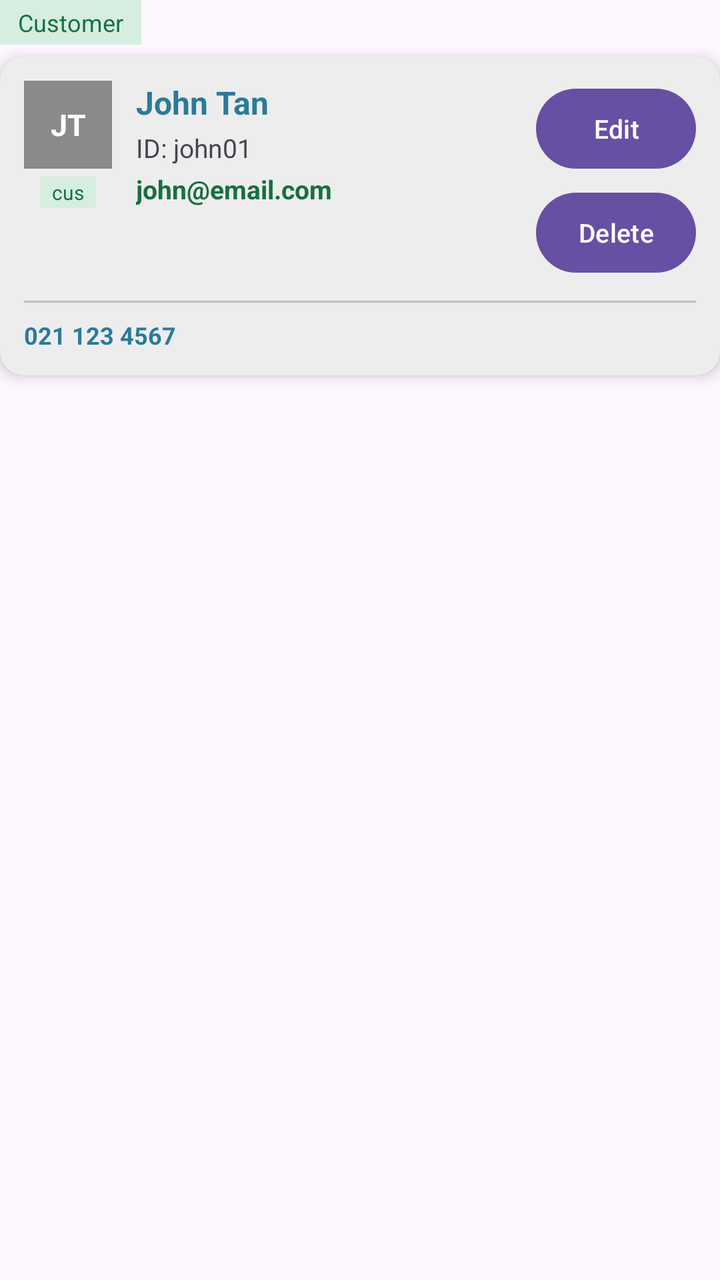
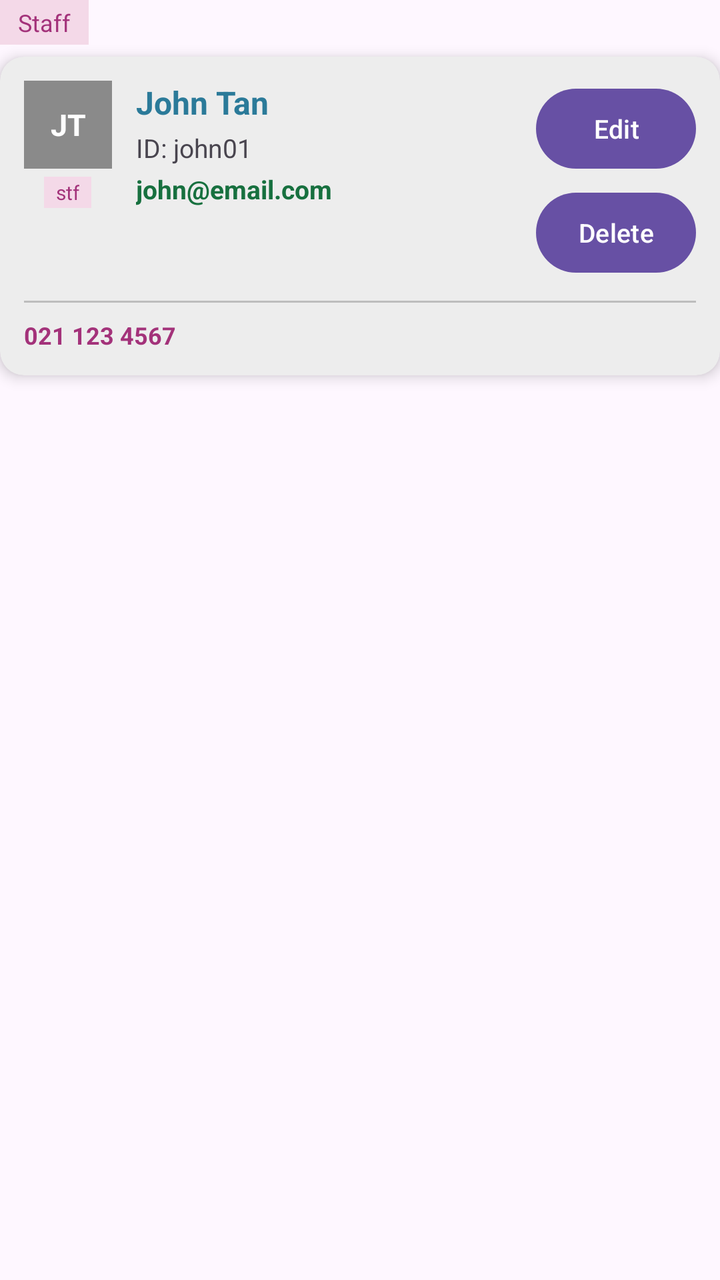

The first picture is an Android layout as it rendered before a commit; the second is the same layout after the commit. The layout source and the unified diff follow.
<!-- AndroidManifest.xml: application theme Theme.ISCG7424GroupAssessment -->
<!-- res/layout/user_item.xml -->
<?xml version="1.0" encoding="utf-8"?>
<LinearLayout xmlns:android="http://schemas.android.com/apk/res/android"
    android:layout_width="match_parent"
    android:layout_height="wrap_content"
    xmlns:app="http://schemas.android.com/apk/res-auto"
    android:layout_marginBottom="14dp"
    android:orientation="vertical">

    <TextView
        android:id="@+id/tv_userRole"
        android:layout_width="wrap_content"
        android:layout_height="wrap_content"
        android:background="#D5EEDF"
        android:paddingStart="9dp"
        android:paddingTop="3dp"
        android:paddingEnd="9dp"
        android:paddingBottom="3dp"
        android:text="Customer"
        android:textColor="#17703F"
        android:textSize="12sp"/>

    <androidx.cardview.widget.CardView
        android:layout_width="match_parent"
        android:layout_height="wrap_content"
        android:layout_marginTop="6dp"
        app:cardBackgroundColor="#EDEDED"
        app:cardCornerRadius="12dp"
        app:cardElevation="4dp">

        <LinearLayout
            android:layout_width="match_parent"
            android:layout_height="wrap_content"
            android:orientation="vertical"
            android:padding="12dp">

            <LinearLayout
                android:layout_width="match_parent"
                android:layout_height="wrap_content"
                android:orientation="horizontal">

                <LinearLayout
                    android:layout_width="44dp"
                    android:layout_height="wrap_content"
                    android:gravity="center_horizontal"
                    android:orientation="vertical">

                    <TextView
                        android:id="@+id/tv_userInitials"
                        android:layout_width="44dp"
                        android:layout_height="44dp"
                        android:background="#8A8A8A"
                        android:gravity="center"
                        android:text="JT"
                        android:textColor="#FFFFFF"
                        android:textSize="15sp"
                        android:textStyle="bold"/>

                    <TextView
                        android:id="@+id/tv_userBadge"
                        android:layout_width="wrap_content"
                        android:layout_height="wrap_content"
                        android:layout_marginTop="4dp"
                        android:background="#D5EEDF"
                        android:paddingStart="6dp"
                        android:paddingTop="1dp"
                        android:paddingEnd="6dp"
                        android:paddingBottom="1dp"
                        android:text="cus"
                        android:textColor="#17703F"
                        android:textSize="10sp"/>
                </LinearLayout>

                <LinearLayout
                    android:layout_width="150dp"
                    android:layout_height="wrap_content"
                    android:layout_marginStart="12dp"
                    android:orientation="vertical">

                    <TextView
                        android:id="@+id/tv_userName"
                        android:layout_width="wrap_content"
                        android:layout_height="wrap_content"
                        android:text="John Tan"
                        android:textColor="#2B7A99"
                        android:textSize="16sp"
                        android:textStyle="bold"/>

                    <TextView
                        android:id="@+id/tv_userLoginId"
                        android:layout_width="wrap_content"
                        android:layout_height="wrap_content"
                        android:layout_marginTop="3dp"
                        android:text="ID: john01"
                        android:textSize="13sp"/>

                    <TextView
                        android:id="@+id/tv_userEmail"
                        android:layout_width="wrap_content"
                        android:layout_height="wrap_content"
                        android:layout_marginTop="3dp"
                        android:text="john@email.com"
                        android:textColor="#17703F"
                        android:textSize="13sp"
                        android:textStyle="bold"/>
                </LinearLayout>

                
                <LinearLayout
                    android:layout_width="match_parent"
                    android:layout_height="wrap_content"
                    android:gravity="end|top"
                    android:orientation="horizontal">

                    <LinearLayout
                        android:layout_width="wrap_content"
                        android:layout_height="wrap_content"
                        android:orientation="vertical">

                        <Button
                            android:id="@+id/btn_editUser"
                            android:layout_width="80dp"
                            android:layout_height="wrap_content"
                            android:paddingStart="8dp"
                            android:paddingEnd="8dp"
                            android:text="Edit"
                            android:textSize="13sp"/>

                        <Button
                            android:id="@+id/btn_deleteUser"
                            android:layout_width="80dp"
                            android:layout_height="wrap_content"
                            android:layout_marginTop="4dp"
                            android:paddingStart="8dp"
                            android:paddingEnd="8dp"
                            android:text="Delete"
                            android:textSize="13sp"/>
                    </LinearLayout>
                </LinearLayout>
            </LinearLayout>

            <View
                android:layout_width="match_parent"
                android:layout_height="1dp"
                android:layout_marginTop="10dp"
                android:background="#BDBDBD"/>

            <TextView
                android:id="@+id/tv_userPhone"
                android:layout_width="wrap_content"
                android:layout_height="wrap_content"
                android:layout_marginTop="8dp"
                android:text="021 123 4567"
                android:textColor="#2B7A99"
                android:textSize="12sp"
                android:textStyle="bold"/>
        </LinearLayout>
    </androidx.cardview.widget.CardView>
</LinearLayout>
<!-- resources referenced by this layout -->
<resources>
  <style name="Theme.ISCG7424GroupAssessment" parent="Base.Theme.ISCG7424GroupAssessment" />
  <style name="Base.Theme.ISCG7424GroupAssessment" parent="Theme.Material3.DayNight.NoActionBar">
          
          
      </style>
</resources>

<!-- the commit's change to res/layout/user_item.xml (unified diff, before → after) -->
@@ -10,13 +10,13 @@
         android:id="@+id/tv_userRole"
         android:layout_width="wrap_content"
         android:layout_height="wrap_content"
-        android:background="#D5EEDF"
+        android:background="#F4D9E8"
         android:paddingStart="9dp"
         android:paddingTop="3dp"
         android:paddingEnd="9dp"
         android:paddingBottom="3dp"
-        android:text="Customer"
-        android:textColor="#17703F"
+        android:text="Staff"
+        android:textColor="#A3327A"
         android:textSize="12sp"/>
 
     <androidx.cardview.widget.CardView
@@ -60,13 +60,13 @@
                         android:layout_width="wrap_content"
                         android:layout_height="wrap_content"
                         android:layout_marginTop="4dp"
-                        android:background="#D5EEDF"
+                        android:background="#F4D9E8"
                         android:paddingStart="6dp"
                         android:paddingTop="1dp"
                         android:paddingEnd="6dp"
                         android:paddingBottom="1dp"
-                        android:text="cus"
-                        android:textColor="#17703F"
+                        android:text="stf"
+                        android:textColor="#A3327A"
                         android:textSize="10sp"/>
                 </LinearLayout>
 
@@ -104,7 +104,6 @@
                         android:textStyle="bold"/>
                 </LinearLayout>
 
-                
                 <LinearLayout
                     android:layout_width="match_parent"
                     android:layout_height="wrap_content"
@@ -150,7 +149,7 @@
                 android:layout_height="wrap_content"
                 android:layout_marginTop="8dp"
                 android:text="021 123 4567"
-                android:textColor="#2B7A99"
+                android:textColor="#A3327A"
                 android:textSize="12sp"
                 android:textStyle="bold"/>
         </LinearLayout>
